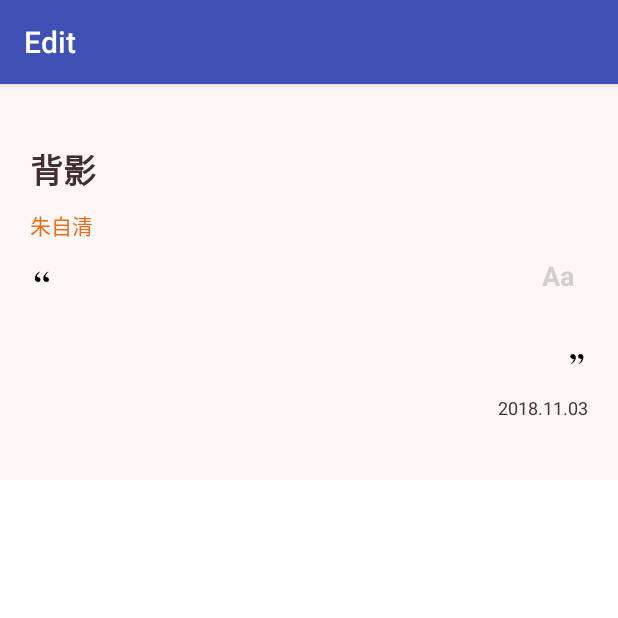
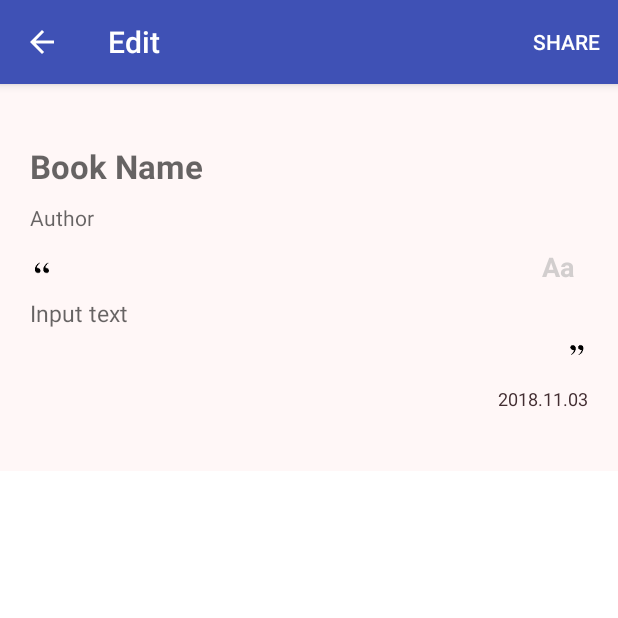
Before and after one commit to withparadox2/SimpleOCR, an Android app: the EditActivity screen opened directly, with no data from a screen before it, on a phone screen of 412 x 824 dp, the top half of it. Run offline under Robolectric (Android 15) with nearby library versions, the phone set to English and light mode, and no system bars; 1 statement that could not run was skipped.

Commit message:
Share png file

```diff
--- a/app/src/main/java/com/withparadox2/simpleocr/ui/edit/EditActivity.kt
+++ b/app/src/main/java/com/withparadox2/simpleocr/ui/edit/EditActivity.kt
@@ -1,7 +1,6 @@
 package com.withparadox2.simpleocr.ui.edit
 
 import android.content.Context
-import android.content.DialogInterface
 import android.content.Intent
 import android.graphics.Bitmap
 import android.graphics.Canvas
@@ -9,16 +8,16 @@ import android.os.Bundle
 import android.support.v7.app.AlertDialog
 import android.text.Editable
 import android.text.TextWatcher
+import android.view.Menu
+import android.view.MenuItem
 import android.view.View
 import android.widget.EditText
 import android.widget.TextView
-import com.withparadox2.simpleocr.App
 import com.withparadox2.simpleocr.R
 import com.withparadox2.simpleocr.support.edit.Editor
 import com.withparadox2.simpleocr.ui.BaseActivity
-import com.withparadox2.simpleocr.util.closeQuietly
-import com.withparadox2.simpleocr.util.getBasePath
-import com.withparadox2.simpleocr.util.toast
+import com.withparadox2.simpleocr.util.*
+import java.io.File
 import java.io.FileOutputStream
 import java.text.SimpleDateFormat
 import java.util.*
@@ -28,8 +27,8 @@ class EditActivity : BaseActivity(), View.OnClickListener {
     private lateinit var tvAuthor: TextView
     private lateinit var etContent: EditText
     private lateinit var tvDate: TextView
-    private var mRawContent: String = ""
     private lateinit var mContentEditor: Editor
+    private lateinit var btnEdit: View
 
     override fun onCreate(savedInstanceState: Bundle?) {
         super.onCreate(savedInstanceState)
@@ -39,11 +38,22 @@ class EditActivity : BaseActivity(), View.OnClickListener {
         etContent = findViewById(R.id.et_content) as EditText
         tvDate = findViewById(R.id.tv_date) as TextView
 
-        findViewById(R.id.btn_edit_content).setOnClickListener(this)
+        btnEdit = findViewById(R.id.btn_edit_content)
+        btnEdit.setOnClickListener(this)
 
-        mRawContent = intent.getStringExtra("content")
-        etContent.setText(mRawContent)
-        etContent.addTextChangedListener(object: TextWatcher{
+        val rawContent = intent.getStringExtra("content")
+        etContent.setText(intent.getStringExtra("content"))
+
+        tvDate.text = getDateStr()
+        tvAuthor.text = getLastAuthor()
+        tvTitle.text = getLastBookName()
+
+        mContentEditor = Editor(rawContent, object : Editor.Callback {
+            override fun onContentChange(content: String) {
+                etContent.setText(content)
+            }
+        })
+        etContent.addTextChangedListener(object : TextWatcher {
             override fun beforeTextChanged(s: CharSequence?, start: Int, count: Int, after: Int) {
             }
 
@@ -55,27 +65,68 @@ class EditActivity : BaseActivity(), View.OnClickListener {
             }
         })
 
-        tvDate.text = getDateStr()
+        supportActionBar?.setDisplayHomeAsUpEnabled(true)
+    }
 
-        mContentEditor = Editor(mRawContent, object : Editor.Callback {
-            override fun onContentChange(content: String) {
-                etContent.setText(content)
-            }
-        })
-//        actionBar.setHomeButtonEnabled(true)
+    override fun onCreateOptionsMenu(menu: Menu?): Boolean {
+        menuInflater.inflate(R.menu.edit, menu)
+        return true
+    }
+
+    override fun onOptionsItemSelected(item: MenuItem): Boolean {
+        if (item.itemId == R.id.share) {
+            share()
+        } else if (item.itemId == android.R.id.home) {
+            finish()
+        }
+        return super.onOptionsItemSelected(item)
+    }
+
+    override fun onStop() {
+        super.onStop()
+        saveAuthor(tvAuthor.text.toString())
+        saveBookName(tvTitle.text.toString())
     }
 
     private fun share() {
-        App.postDelayed(Runnable {
+        btnEdit.visibility = View.GONE
+        tvTitle.isFocusableInTouchMode = false
+        tvAuthor.isFocusableInTouchMode = false
+        etContent.isFocusableInTouchMode = false
+        val filePath = getBasePath() + "share_${System.currentTimeMillis()}.png"
+        if (doExport(filePath)) {
+            val intent = Intent()
+            intent.action = Intent.ACTION_SEND
+            intent.type = "image/*"
+            intent.putExtra(Intent.EXTRA_STREAM, buildUri(this, File(filePath), intent))
+            startActivity(Intent.createChooser(intent, "Share"))
+        } else {
+            toast("Export png failed")
+        }
+        btnEdit.visibility = View.VISIBLE
+        tvTitle.isFocusableInTouchMode = true
+        tvAuthor.isFocusableInTouchMode = true
+        etContent.isFocusableInTouchMode = true
+    }
+
+    private fun doExport(filePath: String): Boolean {
+        var bitmap: Bitmap? = null
+        var outputStream: FileOutputStream? = null
+        try {
             val view = findViewById(R.id.layout_container)
-            val bitmap = Bitmap.createBitmap(view.width, view.height, Bitmap.Config.ARGB_8888)
+            bitmap = Bitmap.createBitmap(view.width, view.height, Bitmap.Config.ARGB_8888)
             val canvas = Canvas(bitmap)
             view.draw(canvas)
-            val outputStream = FileOutputStream(getBasePath() + "temp2.jpg")
+
+            outputStream = FileOutputStream(filePath)
             bitmap.compress(Bitmap.CompressFormat.PNG, 100, outputStream)
+        } catch (e: Exception) {
+            e.printStackTrace()
+        } finally {
             closeQuietly(outputStream)
-            toast("finish")
-        }, 1000)
+            bitmap?.recycle()
+        }
+        return File(filePath).exists()
     }
 
     private fun showEditDialog() {
@@ -100,6 +151,23 @@ class EditActivity : BaseActivity(), View.OnClickListener {
 
     private fun showSetBookInfoDialog() {
     }
+
+
+    private fun saveBookName(name: String) {
+        saveSpString("last_book_name", name)
+    }
+
+    private fun saveAuthor(name: String) {
+        saveSpString("last_author", name)
+    }
+
+    private fun getLastBookName(): String {
+        return getSpString("last_book_name", "")
+    }
+
+    private fun getLastAuthor(): String {
+        return getSpString("last_author", "")
+    }
 }
 
 fun getDateStr(): String {
--- a/app/src/main/java/com/withparadox2/simpleocr/util/Util.kt
+++ b/app/src/main/java/com/withparadox2/simpleocr/util/Util.kt
@@ -54,3 +54,12 @@ fun dp2px(dip: Int, context: Context = App.instance): Int {
 fun executeAsync(action : Runnable) {
     AsyncTask.THREAD_POOL_EXECUTOR.execute(action)
 }
+
+
+fun saveSpString(key: String, value: String) {
+    App.instance.getSharedPreferences(App.instance.packageName, Context.MODE_PRIVATE).edit().putString(key, value).apply()
+}
+
+fun getSpString(key: String, defaultValue: String): String {
+    return App.instance.getSharedPreferences(App.instance.packageName, Context.MODE_PRIVATE).getString(key, defaultValue)
+}
--- a/app/src/main/res/layout/activity_edit.xml
+++ b/app/src/main/res/layout/activity_edit.xml
@@ -14,22 +14,24 @@
         android:paddingRight="20dp"
         android:paddingTop="40dp">
 
-        <TextView
+        <EditText
             android:id="@+id/tv_title"
-            android:layout_width="wrap_content"
+            android:layout_width="match_parent"
             android:layout_height="wrap_content"
-            android:text="背影"
+            android:background="@null"
+            android:hint="@string/edit_hint_title"
             android:textColor="@color/edit_main"
             android:textSize="22sp"
             android:textStyle="bold" />
 
-        <TextView
+        <EditText
             android:id="@+id/tv_author"
-            android:layout_width="wrap_content"
+            android:layout_width="match_parent"
             android:layout_height="wrap_content"
             android:layout_below="@id/tv_title"
             android:layout_marginTop="10dp"
-            android:text="朱自清"
+            android:background="@null"
+            android:hint="@string/edit_hint_author"
             android:textColor="#E66D19"
             android:textSize="14sp" />
 
@@ -48,8 +50,8 @@
             android:layout_below="@id/tv_left_quotation"
             android:layout_marginTop="15dp"
             android:background="#00000000"
+            android:hint="@string/edit_hint_content"
             android:lineSpacingMultiplier="1.2"
-            android:text="我与父亲不相见已二年余了，我最不能忘记的是他的背影。\n\n那年冬天，祖母死了，父亲的差使1也交卸了，正是祸不单行的日子。我从北京到徐州，打算跟着父亲奔丧2回家。到徐州见着父亲，看见满院狼藉3的东西，又想起祖母，不禁簌簌地流下眼泪。父亲说：“事已如此，不必难过，好在天无绝人之路！”"
             android:textColor="@color/edit_main"
             android:textSize="15sp" />
 
@@ -75,15 +77,15 @@
 
         <TextView
             android:id="@+id/btn_edit_content"
+            android:layout_width="40dp"
+            android:layout_height="40dp"
+            android:layout_alignRight="@id/et_content"
+            android:layout_alignTop="@id/et_content"
+            android:layout_marginTop="-40dp"
+            android:gravity="center"
             android:text="Aa"
+            android:textColor="#88aaaaaa"
             android:textSize="18sp"
-            android:textStyle="bold"
-            android:gravity="center"
-            android:textColor="#88aaaaaa"
-            android:layout_alignTop="@id/et_content"
-            android:layout_alignRight="@id/et_content"
-            android:layout_marginTop="-40dp"
-            android:layout_width="40dp"
-            android:layout_height="40dp" />
+            android:textStyle="bold" />
     </RelativeLayout>
 </FrameLayout>
--- /dev/null
+++ b/app/src/main/res/menu/edit.xml
@@ -0,0 +1,8 @@
+<?xml version="1.0" encoding="utf-8"?>
+<menu xmlns:android="http://schemas.android.com/apk/res/android"
+    xmlns:app="http://schemas.android.com/apk/res-auto">
+    <item
+        android:id="@+id/share"
+        android:title="@string/share"
+        app:showAsAction="always" />
+</menu>
--- a/app/src/main/res/values/strings.xml
+++ b/app/src/main/res/values/strings.xml
@@ -5,6 +5,10 @@
     <string name="cancel">CANCEL</string>
     <string name="tip_title">提示</string>
     <string name="permission_request_msg">为保证正常使用，请同意相机、存储、网络等权限的申请</string>
+    <string name="share">Share</string>
+    <string name="edit_hint_content">Input text</string>
+    <string name="edit_hint_author">Author</string>
+    <string name="edit_hint_title">Book Name</string>
     <string-array name="items_edit_content">
         <item>Reset</item>
         <item>Join Lines</item>
```
